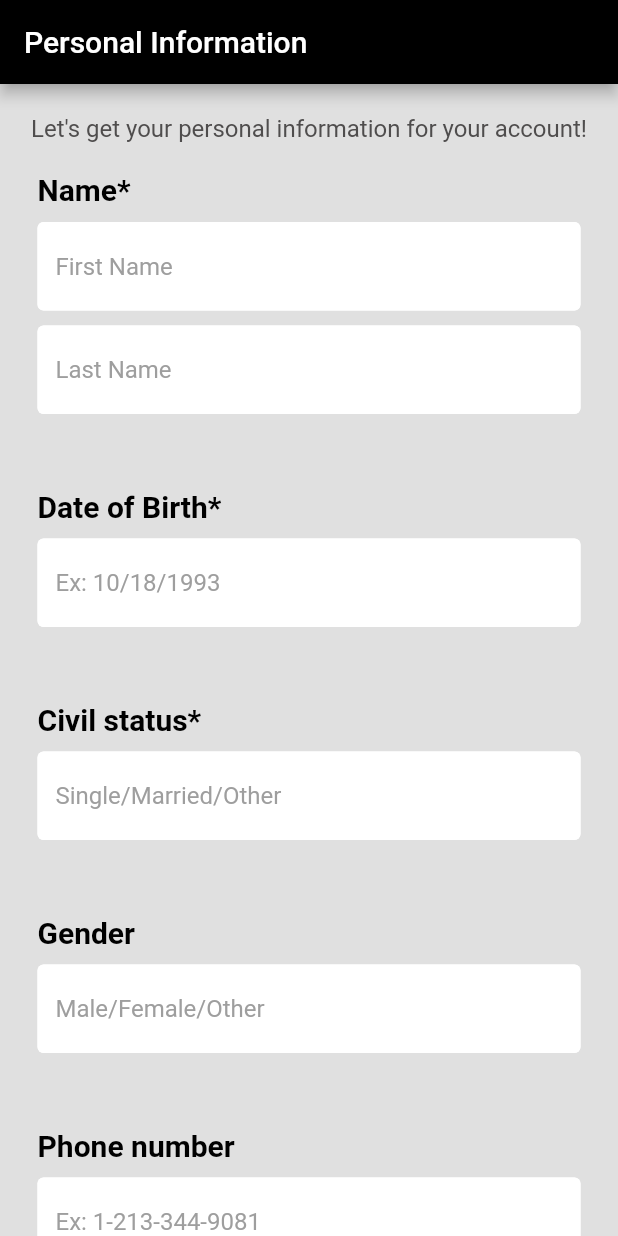
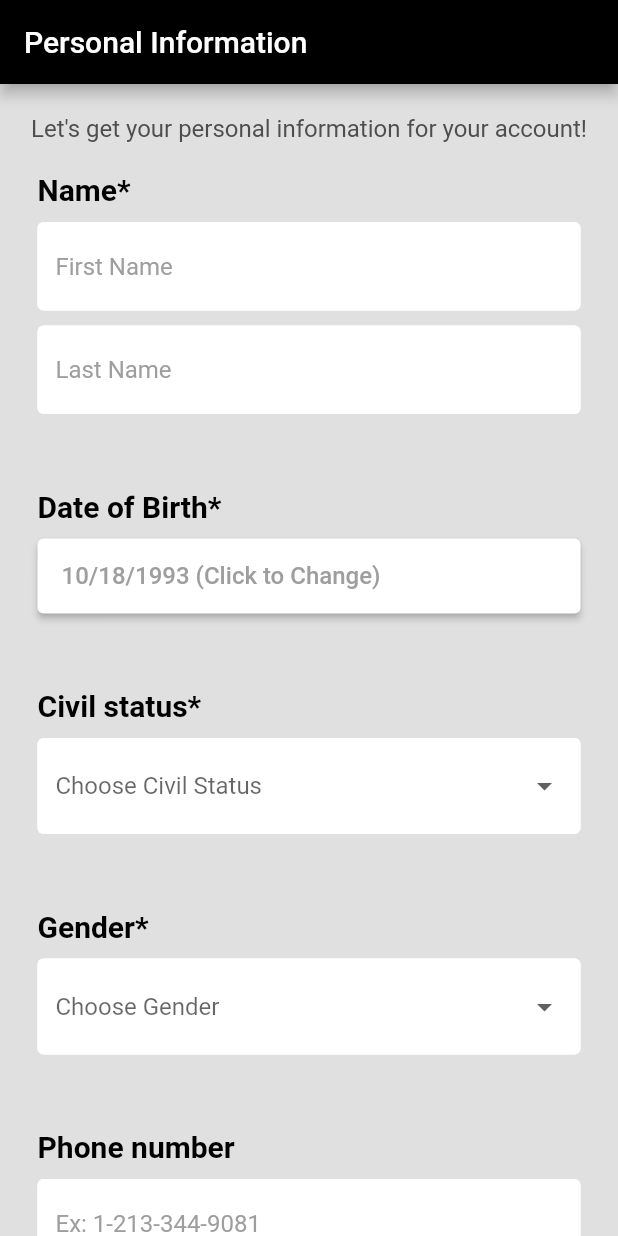
Before and after one commit to davidchoi1/Flutter-Front-End, a Flutter app: the PersonalInfoPage screen opened directly, on a phone screen of 412 x 824 dp. Run offline on Flutter 3.47's test engine with Material 2 defaults, Android fonts, the phone set to English and light mode, and no system bars; our stand-ins replace firebase_auth, firebase_core; accounts and stored records are empty; network calls fail.

Commit message:
1 - civil/gender dropdown boxes added 2 - date of birth datepicker function added

```diff
--- /dev/null
+++ b/lib/components/dropdown.dart
@@ -0,0 +1,59 @@
+import 'package:flutter/material.dart';
+
+class DropdownButtonWidget<T> extends StatefulWidget {
+  final List<T> items;
+  final ValueChanged<T> onItemSelected;
+  final String hintText;
+
+  const DropdownButtonWidget({
+    super.key,
+    required this.items,
+    required this.onItemSelected,
+    required this.hintText,
+  });
+
+  @override
+  _DropdownButtonWidgetState<T> createState() =>
+      _DropdownButtonWidgetState<T>();
+}
+
+class _DropdownButtonWidgetState<T> extends State<DropdownButtonWidget<T>> {
+  T? _selectedItem;
+
+
+  @override
+  Widget build(BuildContext context) {
+    return Padding(
+      padding: const EdgeInsets.symmetric(horizontal: 25.0),
+      child: DropdownButtonFormField<T>(
+        value: _selectedItem,
+        items: widget.items
+            .map(
+              (item) => DropdownMenuItem<T>(
+                value: item,
+                child: Text(item.toString()),
+              ),
+            )
+            .toList(),
+        onChanged: (value) {
+          setState(() {
+            _selectedItem = value;
+          });
+          widget.onItemSelected(value!);
+        },
+        decoration: InputDecoration(
+          enabledBorder: const OutlineInputBorder(
+            borderSide: BorderSide(color: Colors.white),
+          ),
+          focusedBorder: const OutlineInputBorder(
+            borderSide: BorderSide(color: Color.fromARGB(255, 56, 52, 52)),
+          ),
+          fillColor: Colors.white,
+          filled: true,
+          hintText: widget.hintText,
+          hintStyle: const TextStyle(color: Colors.grey),
+        ),
+      ),
+    );
+  }
+}
--- a/lib/components/textfield.dart
+++ b/lib/components/textfield.dart
@@ -29,7 +29,7 @@ class MyTextField extends StatelessWidget {
           fillColor: Colors.white,
           filled: true,
           hintText: hintText,
-          hintStyle: TextStyle(color: Colors.grey[500]),
+          hintStyle: TextStyle(color: Color.fromRGBO(158, 158, 158, 1)),
         ),
       ),
     );
--- a/lib/main.dart
+++ b/lib/main.dart
@@ -1,7 +1,6 @@
 import 'package:circle_app/pages/authpage.dart';
-import 'package:circle_app/pages/loginpage.dart';
 import 'package:circle_app/pages/personalinfopage.dart';
-import 'package:circle_app/pages/surveypage.dart';
+
 import 'package:flutter/material.dart';
 import 'package:firebase_core/firebase_core.dart';
 import 'firebase_options.dart';
@@ -22,7 +21,7 @@ class MyApp extends StatelessWidget {
   Widget build(BuildContext context) {
     return const MaterialApp(
       debugShowCheckedModeBanner: false,
-      home: AuthPage(),
+      home: PersonalInfoPage(),
     );
   }
 }
--- a/lib/pages/personalinfopage.dart
+++ b/lib/pages/personalinfopage.dart
@@ -1,8 +1,9 @@
 import 'package:circle_app/pages/surveypage.dart';
 import 'package:flutter/material.dart';
-
+import 'package:circle_app/components/dropdown.dart';
 import '../components/button.dart';
 import '../components/textfield.dart';
+import 'package:flutter/cupertino.dart';
 
 class PersonalInfoPage extends StatefulWidget {
   const PersonalInfoPage({super.key});
@@ -12,25 +13,62 @@ class PersonalInfoPage extends StatefulWidget {
 }
 
 class _PersonalInfoPageState extends State<PersonalInfoPage> {
-  //navigate to next page
-  void _navigateToNext(BuildContext context) {
-  Navigator.push(
-    context,
-    MaterialPageRoute(builder: (context) => const SurveyPage()),
-  );
-}
   // controllers for textfields
   final firstNameController = TextEditingController();
   final lastNameController = TextEditingController();
-  final dobController = TextEditingController();
-  final civilController = TextEditingController();
-  final genderController = TextEditingController();
   final numberController = TextEditingController();
   final streetController = TextEditingController();
   final cityController = TextEditingController();
   final stateController = TextEditingController();
   final zipController = TextEditingController();
   final countryController = TextEditingController();
+
+  //string variables to hold civil status and gender
+  late String civilStatus, gender;
+
+  //datetime variable
+  DateTime _dateTime = DateTime.utc(1993, 10, 18);
+
+  //navigate to next page
+  void _navigateToNext(BuildContext context) {
+    Navigator.push(
+      context,
+      MaterialPageRoute(builder: (context) => const SurveyPage()),
+    );
+  }
+
+  // date picker for date of birth
+  void _showDatePicker() {
+    showDatePicker(
+        context: context,
+        initialDate: DateTime.utc(1993, 10, 18),
+        firstDate: DateTime(1900),
+        lastDate: DateTime(2005),
+        builder: (BuildContext context, Widget? child) {
+          return Theme(
+            data: ThemeData.light().copyWith(
+              colorScheme: const ColorScheme.light(
+                primary:
+                    Color.fromRGBO(224, 224, 224, 1), // Header background color
+                onPrimary: Colors.black, // Header text color
+                surface: Color.fromARGB(
+                    255, 212, 155, 155), // Selected date background color
+                onSurface: Colors.black54, // Selected date text color
+              ),
+              textButtonTheme: TextButtonThemeData(
+                style: TextButton.styleFrom(
+                  primary: Colors.black87, // Action button text color
+                ),
+              ),
+            ),
+            child: child!,
+          );
+        }).then((value) {
+      setState(() {
+        _dateTime = value!;
+      });
+    });
+  }
 
   @override
   Widget build(BuildContext context) {
@@ -47,7 +85,8 @@ class _PersonalInfoPageState extends State<PersonalInfoPage> {
             children: [
               const SizedBox(height: 20),
               // personal information text
-              const Text("Let's get your personal information for your account!",
+              const Text(
+                  "Let's get your personal information for your account!",
                   style: TextStyle(
                     color: Color.fromARGB(255, 79, 77, 77),
                     fontSize: 16,
@@ -56,7 +95,7 @@ class _PersonalInfoPageState extends State<PersonalInfoPage> {
 
               // name text
               Row(
-                children: [
+                children: const [
                   Padding(
                     padding: EdgeInsets.symmetric(horizontal: 25.0),
                     child: Text("Name*",
@@ -86,7 +125,7 @@ class _PersonalInfoPageState extends State<PersonalInfoPage> {
 
               // dob text
               Row(
-                children: [
+                children: const [
                   Padding(
                     padding: EdgeInsets.symmetric(horizontal: 25.0),
                     child: Text("Date of Birth*",
@@ -99,17 +138,32 @@ class _PersonalInfoPageState extends State<PersonalInfoPage> {
                 ],
               ),
               const SizedBox(height: 10),
-              // confirm password textfield
-              MyTextField(
-                controller: dobController,
-                hintText: "Ex: 10/18/1993",
-                obscureText: false,
+              // Date of Birth - date picker
+              Padding(
+                padding: const EdgeInsets.symmetric(horizontal: 25.0),
+                child: SizedBox(
+                  height: 50,
+                  child: MaterialButton(
+                      onPressed: _showDatePicker,
+                      color: Colors.white,
+                      shape: RoundedRectangleBorder(
+                          borderRadius: BorderRadius.circular(4.0)),
+                      child: Align(
+                        alignment: Alignment.centerLeft,
+                        child: Text(
+                          '${_dateTime.month}/${_dateTime.day}/${_dateTime.year} (Click to Change)',
+                          style: const TextStyle(
+                              color: Color.fromRGBO(158, 158, 158, 1),
+                              fontSize: 16),
+                        ),
+                      )),
+                ),
               ),
               const SizedBox(height: 50),
 
               // Civil Status text
               Row(
-                children: [
+                children: const [
                   Padding(
                     padding: EdgeInsets.symmetric(horizontal: 25.0),
                     child: Text("Civil status*",
@@ -122,20 +176,23 @@ class _PersonalInfoPageState extends State<PersonalInfoPage> {
                 ],
               ),
               const SizedBox(height: 10),
-              // civil status textfield
-              MyTextField(
-                controller: civilController,
-                hintText: "Single/Married/Other",
-                obscureText: false,
+              // civil status dropdownbuttonwidget
+              DropdownButtonWidget<String>(
+                items: const ['Single', 'Married', 'Divorced', 'Widowed'],
+                onItemSelected: (value) {
+                  civilStatus = value;
+                },
+                hintText: 'Choose Civil Status',
               ),
+
               const SizedBox(height: 50),
 
               // gender text
               Row(
-                children: [
+                children: const [
                   Padding(
                     padding: EdgeInsets.symmetric(horizontal: 25.0),
-                    child: Text("Gender",
+                    child: Text("Gender*",
                         style: TextStyle(
                           color: Colors.black,
                           fontSize: 20,
@@ -145,17 +202,23 @@ class _PersonalInfoPageState extends State<PersonalInfoPage> {
                 ],
               ),
               const SizedBox(height: 10),
-              // gender textfield
-              MyTextField(
-                controller: genderController,
-                hintText: "Male/Female/Other",
-                obscureText: false,
-              ),
+              // gender dropdownbuttonwidget
+              DropdownButtonWidget<String>(
+                  items: const [
+                    'Male',
+                    'Female',
+                    'Other',
+                    'Prefer Not to Answer'
+                  ],
+                  onItemSelected: (value) {
+                    civilStatus = value;
+                  },
+                  hintText: 'Choose Gender'),
               const SizedBox(height: 50),
 
               // phone number text
               Row(
-                children: [
+                children: const [
                   Padding(
                     padding: EdgeInsets.symmetric(horizontal: 25.0),
                     child: Text("Phone number",
@@ -176,13 +239,9 @@ class _PersonalInfoPageState extends State<PersonalInfoPage> {
               ),
               const SizedBox(height: 50),
 
-
-
-
-
               // address text
               Row(
-                children: [
+                children: const [
                   Padding(
                     padding: EdgeInsets.symmetric(horizontal: 25.0),
                     child: Text("Residence*",
@@ -231,10 +290,12 @@ class _PersonalInfoPageState extends State<PersonalInfoPage> {
               ),
               const SizedBox(height: 10),
 
-                    // continue button
-               Padding(
+              // continue button
+              Padding(
                 padding: const EdgeInsets.all(16.0),
-                child: MyButton(onTap:() => _navigateToNext(context), message: "Continue Next"),
+                child: MyButton(
+                    onTap: () => _navigateToNext(context),
+                    message: "Continue Next"),
               ),
             ],
           ),
```
Also changed, not shown: lib/pages/loginpage.dart (+5 -4 lines), lib/pages/registerpage.dart (+10 -5 lines).
